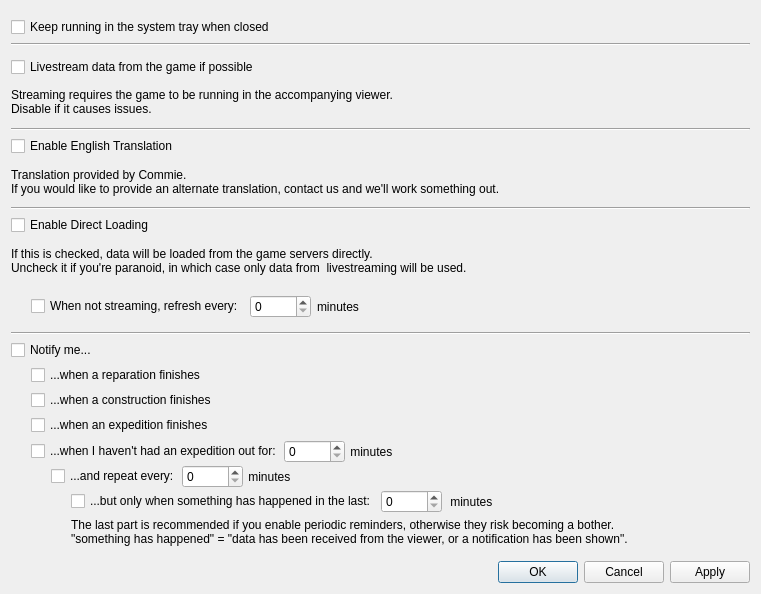
Before: the Qt Designer form forms/KCSettingsDialog.ui in KanColleTool/kct-tool, drawn with Qt 5.
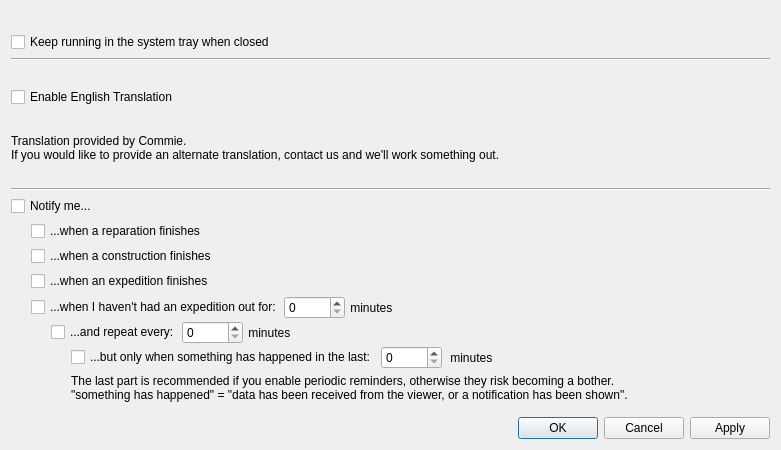
After: the same form once the commit is applied.

Commit message: Where we're going, we don't needDirect Loading

Patch:
```diff
--- a/forms/KCSettingsDialog.ui
+++ b/forms/KCSettingsDialog.ui
@@ -9,8 +9,8 @@
    <rect>
     <x>0</x>
     <y>0</y>
-    <width>761</width>
-    <height>594</height>
+    <width>781</width>
+    <height>450</height>
    </rect>
   </property>
   <property name="windowTitle">
@@ -59,33 +59,6 @@
      </layout>
     </widget>
    </item>
-   <item>
-    <widget class="QCheckBox" name="livestreamCheckbox">
-     <property name="text">
-      <string>Livestream data from the game if possible</string>
-     </property>
-    </widget>
-   </item>
-   <item>
-    <widget class="QLabel" name="label_2">
-     <property name="text">
-      <string>Streaming requires the game to be running in the accompanying viewer.&lt;br /&gt;Disable if it causes issues.</string>
-     </property>
-     <property name="alignment">
-      <set>Qt::AlignLeading|Qt::AlignLeft|Qt::AlignVCenter</set>
-     </property>
-     <property name="wordWrap">
-      <bool>false</bool>
-     </property>
-    </widget>
-   </item>
-   <item>
-    <widget class="Line" name="line_2">
-     <property name="orientation">
-      <enum>Qt::Horizontal</enum>
-     </property>
-    </widget>
-   </item>
    <item>
     <widget class="QCheckBox" name="translationCheckbox">
      <property name="text">
@@ -110,80 +83,6 @@
      </property>
     </widget>
    </item>
-   <item>
-    <widget class="Line" name="line_3">
-     <property name="orientation">
-      <enum>Qt::Horizontal</enum>
-     </property>
-    </widget>
-   </item>
-   <item>
-    <widget class="QCheckBox" name="useNetworkCheckbox">
-     <property name="text">
-      <string>Enable Direct Loading</string>
-     </property>
-    </widget>
-   </item>
-   <item>
-    <widget class="QLabel" name="label_5">
-     <property name="text">
-      <string>If this is checked, data will be loaded from the game servers directly.
-Uncheck it if you're paranoid, in which case only data from  livestreaming will be used.</string>
-     </property>
-    </widget>
-   </item>
-   <item>
-    <widget class="QWidget" name="autorefreshContainer" native="true">
-     <layout class="QHBoxLayout" name="horizontalLayout">
-      <property name="leftMargin">
-       <number>20</number>
-      </property>
-      <property name="topMargin">
-       <number>0</number>
-      </property>
-      <property name="rightMargin">
-       <number>0</number>
-      </property>
-      <property name="bottomMargin">
-       <number>0</number>
-      </property>
-      <item>
-       <widget class="QCheckBox" name="autorefreshCheckbox">
-        <property name="text">
-         <string>When not streaming, refresh every:</string>
-        </property>
-       </widget>
-      </item>
-      <item>
-       <widget class="QSpinBox" name="autorefreshInterval">
-        <property name="maximum">
-         <number>86400</number>
-        </property>
-       </widget>
-      </item>
-      <item>
-       <widget class="QLabel" name="label_3">
-        <property name="text">
-         <string>minutes</string>
-        </property>
-       </widget>
-      </item>
-      <item>
-       <spacer name="horizontalSpacer">
-        <property name="orientation">
-         <enum>Qt::Horizontal</enum>
-        </property>
-        <property name="sizeHint" stdset="0">
-         <size>
-          <width>40</width>
-          <height>20</height>
-         </size>
-        </property>
-       </spacer>
-      </item>
-     </layout>
-    </widget>
-   </item>
    <item>
     <widget class="Line" name="line_4">
      <property name="orientation">
```
The commit also changes 10 other files.
